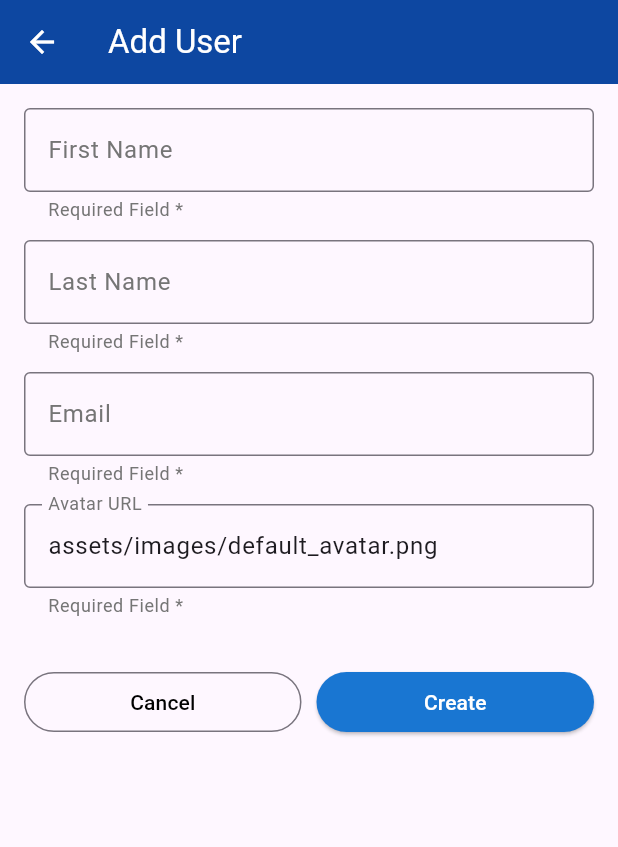
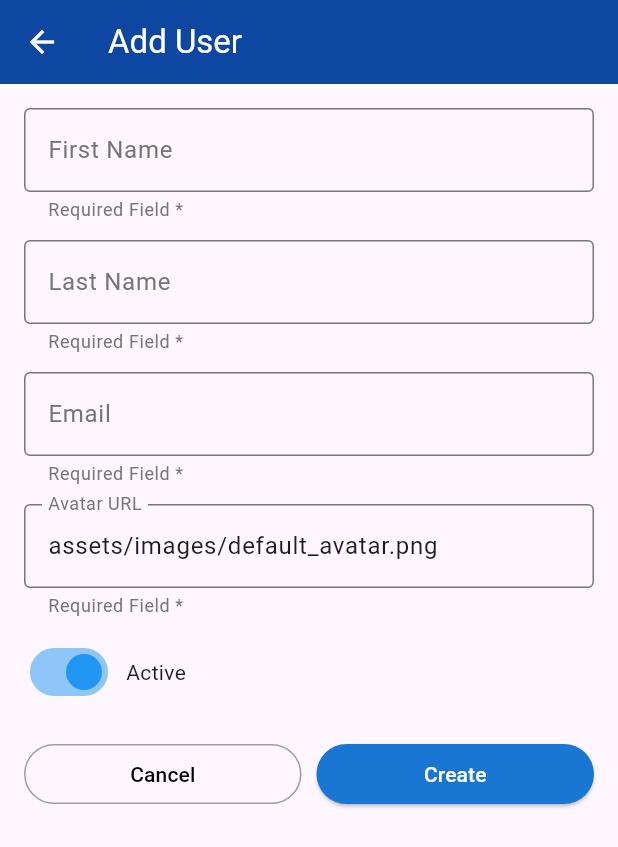
Before and after one commit to rchrddc/flutter-exercise, a Flutter app: the screen it shows after launch, after a tap on the "add" icon, on a phone screen of 412 x 824 dp. Shown: the top 847 px of the screen. Run offline on Flutter 3.47's test engine with Material 3 defaults, Android fonts, the phone set to English and light mode, and no system bars; network calls fail.

Commit message:
populated active and inactive users. added active switch for user forms

```diff
--- a/lib/domain/models/user.dart
+++ b/lib/domain/models/user.dart
@@ -4,6 +4,7 @@ class User {
   final String firstName;
   final String lastName;
   final String avatar;
+  final bool isActive; // NEW
 
   User({
     required this.id,
@@ -11,6 +12,7 @@ class User {
     required this.firstName,
     required this.lastName,
     required this.avatar,
+    this.isActive = true, // Default to active
   });
 
   factory User.fromJson(Map<String, dynamic> json) {
@@ -20,6 +22,36 @@ class User {
       firstName: json['first_name'],
       lastName: json['last_name'],
       avatar: json['avatar'],
+      isActive: true, // Default to true when fetching from API
+    );
+  }
+
+  Map<String, dynamic> toJson() {
+    return {
+      'id': id,
+      'email': email,
+      'first_name': firstName,
+      'last_name': lastName,
+      'avatar': avatar,
+      'is_active': isActive,
+    };
+  }
+
+  User copyWith({
+    String? id,
+    String? email,
+    String? firstName,
+    String? lastName,
+    String? avatar,
+    bool? isActive,
+  }) {
+    return User(
+      id: id ?? this.id,
+      email: email ?? this.email,
+      firstName: firstName ?? this.firstName,
+      lastName: lastName ?? this.lastName,
+      avatar: avatar ?? this.avatar,
+      isActive: isActive ?? this.isActive,
     );
   }
 }
--- a/lib/ui/user_list/widgets/user_form_screen.dart
+++ b/lib/ui/user_list/widgets/user_form_screen.dart
@@ -19,6 +19,7 @@ class _UserFormScreenState extends State<UserFormScreen> {
   late TextEditingController _lastNameController;
   late TextEditingController _emailController;
   late TextEditingController _avatarController;
+  late bool _isActive;
 
   @override
   void initState() {
@@ -26,8 +27,8 @@ class _UserFormScreenState extends State<UserFormScreen> {
     _firstNameController = TextEditingController(text: widget.user?.firstName ?? '');
     _lastNameController = TextEditingController(text: widget.user?.lastName ?? '');
     _emailController = TextEditingController(text: widget.user?.email ?? '');
-
     _avatarController = TextEditingController(text: widget.user?.avatar ?? 'assets/images/default_avatar.png');
+    _isActive = widget.user?.isActive ?? true;
   }
 
   @override
@@ -48,17 +49,17 @@ class _UserFormScreenState extends State<UserFormScreen> {
         firstName: _firstNameController.text,
         lastName: _lastNameController.text,
         email: _emailController.text,
-        avatar: _avatarController.text, // Avatar from the form field
+        avatar: _avatarController.text,
+        isActive: _isActive,
       );
 
       if (widget.user == null) {
-        viewModel.addUser(newUser); // Add new user
+        viewModel.addUser(newUser);
       } else {
-        viewModel.updateUser(newUser); // Update existing user
+        viewModel.updateUser(newUser);
       }
 
-      // Return the updated user back to the previous screen
-      Navigator.pop(context, newUser); // Pass the updated user
+      Navigator.pop(context, newUser);
     }
   }
 
@@ -81,29 +82,47 @@ class _UserFormScreenState extends State<UserFormScreen> {
                 _buildTextField("Last Name", _lastNameController),
                 _buildEmailField("Email", _emailController),
                 _buildTextField("Avatar URL", _avatarController),
+
+                Row(
+                  children: [
+                    Switch(
+                      value: _isActive,
+                      onChanged: (val) => setState(() => _isActive = val),
+                      activeColor: Colors.blue,
+                    ),
+                    const SizedBox(width: 8),
+                    Text('Active'),
+                  ],
+                ),
+
                 const SizedBox(height: 20),
-                Row(children: [
+
+                Row(
+                  children: [
                     Expanded(
                       child: OutlinedButton(
-                      onPressed: () => Navigator.pop(context), // Cancel button
-                      child: Text('Cancel',
-                      style: TextStyle(color: Colors.black),
+                        onPressed: () => Navigator.pop(context),
+                        style: OutlinedButton.styleFrom(
+                          side: BorderSide(color: Colors.grey),
                         ),
+                        child: Text('Cancel', style: TextStyle(color: Colors.black)),
                       ),
                     ),
                     const SizedBox(width: 10),
                     Expanded(
                       child: ElevatedButton(
-                      onPressed: _saveUser, // Save button
+                        onPressed: _saveUser,
                         style: ElevatedButton.styleFrom(
                           backgroundColor: Colors.blue[700],
                         ),
-                      child: Text(isEditing ? 'Update' : 'Create',
+                        child: Text(
+                          isEditing ? 'Update' : 'Create',
                           style: TextStyle(color: Colors.white),
                         ),
                       ),
                     ),
-                ],)
+                  ],
+                ),
               ],
             ),
           ),
@@ -117,6 +136,7 @@ class _UserFormScreenState extends State<UserFormScreen> {
       padding: const EdgeInsets.only(bottom: 12.0),
       child: TextFormField(
         controller: controller,
+        cursorColor: Colors.blue,
         decoration: InputDecoration(
           labelText: label,
           labelStyle: TextStyle(color: Colors.grey[600]),
@@ -139,6 +159,7 @@ class _UserFormScreenState extends State<UserFormScreen> {
       padding: const EdgeInsets.only(bottom: 12.0),
       child: TextFormField(
         controller: controller,
+        cursorColor: Colors.blue,
         decoration: InputDecoration(
           labelText: label,
           labelStyle: TextStyle(color: Colors.grey[600]),
@@ -152,16 +173,10 @@ class _UserFormScreenState extends State<UserFormScreen> {
           ),
         ),
         validator: (value) {
-          if (value == null || value.isEmpty) {
-            return 'Required field';
-          }
-          // Email regex pattern
-          String pattern = r"^[a-zA-Z0-9._%+-]+@[a-zA-Z0-9.-]+\.[a-zA-Z]{2,}$";
-          RegExp regex = RegExp(pattern);
-          if (!regex.hasMatch(value)) {
-            return 'Please enter a valid email';
-          }
-          return null; // Valid email
+          if (value == null || value.isEmpty) return 'Required field';
+          final regex = RegExp(r"^[a-zA-Z0-9._%+-]+@[a-zA-Z0-9.-]+\.[a-zA-Z]{2,}$");
+          if (!regex.hasMatch(value)) return 'Please enter a valid email';
+          return null;
         },
       ),
     );
--- a/lib/ui/user_list/widgets/user_list_screen.dart
+++ b/lib/ui/user_list/widgets/user_list_screen.dart
@@ -12,18 +12,60 @@ class UserListScreen extends StatelessWidget {
   Widget build(BuildContext context) {
     final viewModel = Provider.of<UserListViewModel>(context);
 
+    // Filters
+    final allUsers = viewModel.users;
+    final activeUsers = allUsers.where((user) => user.isActive).toList();
+    final inactiveUsers = allUsers.where((user) => !user.isActive).toList();
+
+    Widget buildUserGrid(List users) {
+      if (viewModel.isLoading) {
+        return const Center(child: CircularProgressIndicator());
+      }
+
+      if (users.isEmpty) {
+        return const Center(child: Text('No Users Found'));
+      }
+
+      return GridView.builder(
+        padding: const EdgeInsets.all(12),
+        gridDelegate: const SliverGridDelegateWithFixedCrossAxisCount(
+          crossAxisCount: 2,
+          crossAxisSpacing: 8,
+          mainAxisSpacing: 12,
+          childAspectRatio: 0.8,
+        ),
+        itemCount: users.length,
+        itemBuilder: (context, index) {
+          final user = users[index];
+          return CustomCard(
+            imageUrl: user.avatar,
+            title: "${user.firstName} ${user.lastName}",
+            subtitle: user.email,
+            onTap: () {
+              Navigator.push(
+                context,
+                MaterialPageRoute(
+                  builder: (_) => UserDetailScreen(user: user),
+                ),
+              );
+            },
+          );
+        },
+      );
+    }
+
     return DefaultTabController(
-      length: 3, // Number of tabs
+      length: 3,
       child: Scaffold(
         appBar: AppBar(
-          title: Text('User List'),
+          title: const Text('User List'),
           bottom: TabBar.secondary(
             labelColor: Colors.white,
             unselectedLabelColor: Colors.white70,
-            indicator: UnderlineTabIndicator(
+            indicator: const UnderlineTabIndicator(
               borderSide: BorderSide(width: 4.0, color: Colors.white),
             ),
-            tabs: [
+            tabs: const [
               Tab(text: 'All Users'),
               Tab(text: 'Active'),
               Tab(text: 'Inactive'),
@@ -32,36 +74,9 @@ class UserListScreen extends StatelessWidget {
         ),
         body: TabBarView(
           children: [
-            viewModel.isLoading
-                ? Center(child: CircularProgressIndicator())
-                : GridView.builder(
-                    padding: EdgeInsets.all(12),
-                    gridDelegate: SliverGridDelegateWithFixedCrossAxisCount(
-                      crossAxisCount: 2,
-                      crossAxisSpacing: 8,
-                      mainAxisSpacing: 12,
-                      childAspectRatio: 0.8,
-                    ),
-                    itemCount: viewModel.users.length,
-                    itemBuilder: (context, index) {
-                      final user = viewModel.users[index];
-                      return CustomCard(
-                        imageUrl: user.avatar,
-                        title: "${user.firstName} ${user.lastName}",
-                        subtitle: user.email,
-                        onTap: () {
-                          Navigator.push(
-                            context,
-                            MaterialPageRoute(
-                              builder: (context) => UserDetailScreen(user: user),
-                            ),
-                          );
-                        },
-                      );
-                    },
-                  ),
-            Center(child: Text('No Active Users Found')), // Placeholder for Active Users
-            Center(child: Text('No Inactive Users Found')), // Placeholder for Inactive Users
+            buildUserGrid(allUsers),
+            buildUserGrid(activeUsers),
+            buildUserGrid(inactiveUsers),
           ],
         ),
         floatingActionButton: FloatingActionButton(
@@ -69,14 +84,14 @@ class UserListScreen extends StatelessWidget {
             Navigator.push(
               context,
               MaterialPageRoute(
-                builder: (_) => UserFormScreen(), // null = create mode
+                builder: (_) => const UserFormScreen(),
               ),
             );
           },
           tooltip: 'Add User',
           backgroundColor: Colors.blue[900],
-          shape: CircleBorder(),
-          child: Icon(
+          shape: const CircleBorder(),
+          child: const Icon(
             Icons.add,
             size: 30,
             color: Colors.white,
```
Lines whose indentation alone changed are shown as unchanged.
